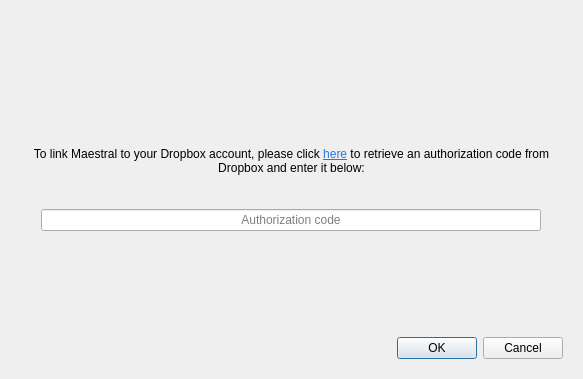
First picture: the form in maestral/gui/resources/setup_dialog.ui, repository samschott/maestral, before the edit.
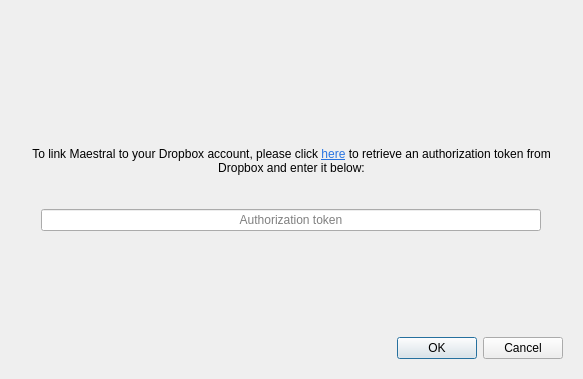
Second picture: the form after the edit. The open tabs and pages were chosen to show the change.

```diff
--- a/maestral/gui/resources/setup_dialog.ui
+++ b/maestral/gui/resources/setup_dialog.ui
@@ -143,7 +143,7 @@
        <item row="1" column="0">
         <widget class="QLabel" name="labelAuthLink">
          <property name="text">
-          <string>&lt;html&gt;&lt;head/&gt;&lt;body&gt;&lt;p align=&quot;center&quot;&gt;To link Maestral to your Dropbox account, please click &lt;a href=&quot;{0}&quot;&gt;&lt;span style=&quot;text-decoration: underline; color:#2874e1;&quot;&gt;here&lt;/span&gt;&lt;/a&gt; to retrieve an authorization code from Dropbox and enter it below:&lt;/p&gt;&lt;/body&gt;&lt;/html&gt;</string>
+          <string>&lt;html&gt;&lt;head/&gt;&lt;body&gt;&lt;p align=&quot;center&quot;&gt;To link Maestral to your Dropbox account, please click &lt;a href=&quot;{0}&quot;&gt;&lt;span style=&quot;text-decoration: underline; color:#2874e1;&quot;&gt;here&lt;/span&gt;&lt;/a&gt; to retrieve an authorization token from Dropbox and enter it below:&lt;/p&gt;&lt;/body&gt;&lt;/html&gt;</string>
          </property>
          <property name="alignment">
           <set>Qt::AlignCenter</set>
@@ -181,7 +181,7 @@
           <set>Qt::AlignCenter</set>
          </property>
          <property name="placeholderText">
-          <string>Authorization code</string>
+          <string>Authorization token</string>
          </property>
         </widget>
        </item>
```
